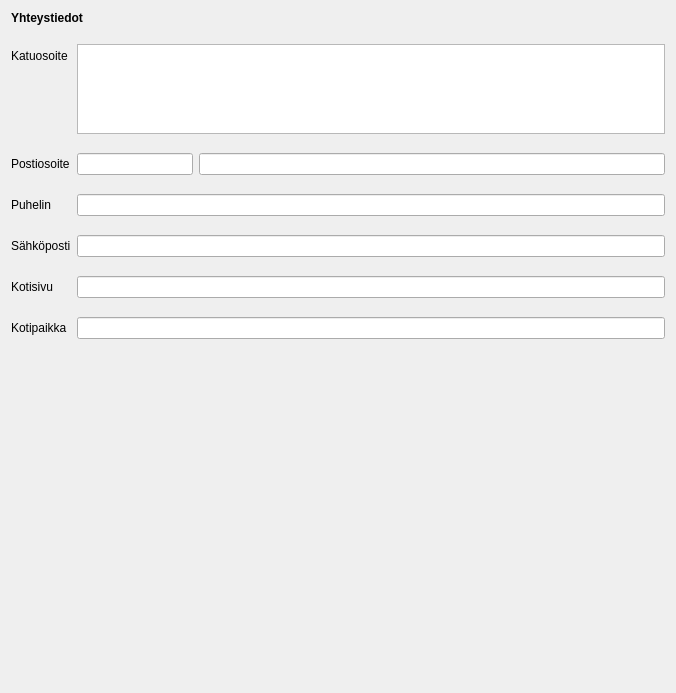
Above: kitsas/maaritys/yhteystiedot.ui from artoh/kitupiikki before the change. Below: the same form after it.
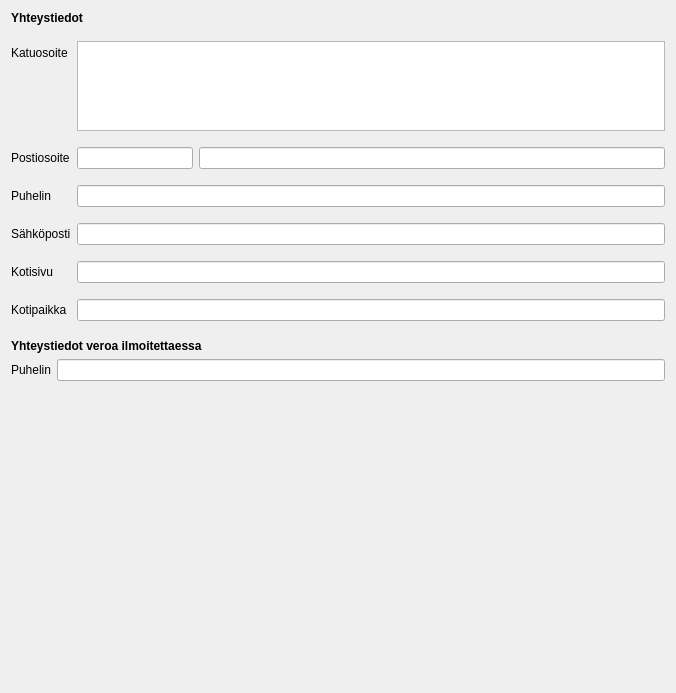
That is the form after the change.

Patch:
```diff
--- a/kitsas/maaritys/yhteystiedot.ui
+++ b/kitsas/maaritys/yhteystiedot.ui
@@ -144,7 +144,38 @@
         <bool>true</bool>
        </property>
        <property name="Asetus" stdset="0">
-        <string>Katuosoite</string>
+        <string notr="true">Katuosoite</string>
+       </property>
+      </widget>
+     </item>
+    </layout>
+   </item>
+   <item>
+    <widget class="QLabel" name="label_8">
+     <property name="font">
+      <font>
+       <weight>75</weight>
+       <bold>true</bold>
+      </font>
+     </property>
+     <property name="text">
+      <string>Yhteystiedot veroa ilmoitettaessa</string>
+     </property>
+    </widget>
+   </item>
+   <item>
+    <layout class="QFormLayout" name="formLayout_2">
+     <item row="0" column="0">
+      <widget class="QLabel" name="label_9">
+       <property name="text">
+        <string>Puhelin</string>
+       </property>
+      </widget>
+     </item>
+     <item row="0" column="1">
+      <widget class="QLineEdit" name="lineEdit_7">
+       <property name="Asetus" stdset="0">
+        <string notr="true">VeroYhteysPuhelin</string>
        </property>
       </widget>
      </item>
```
Left out of the diff: 12 changed lines with no effect on the pictures.
